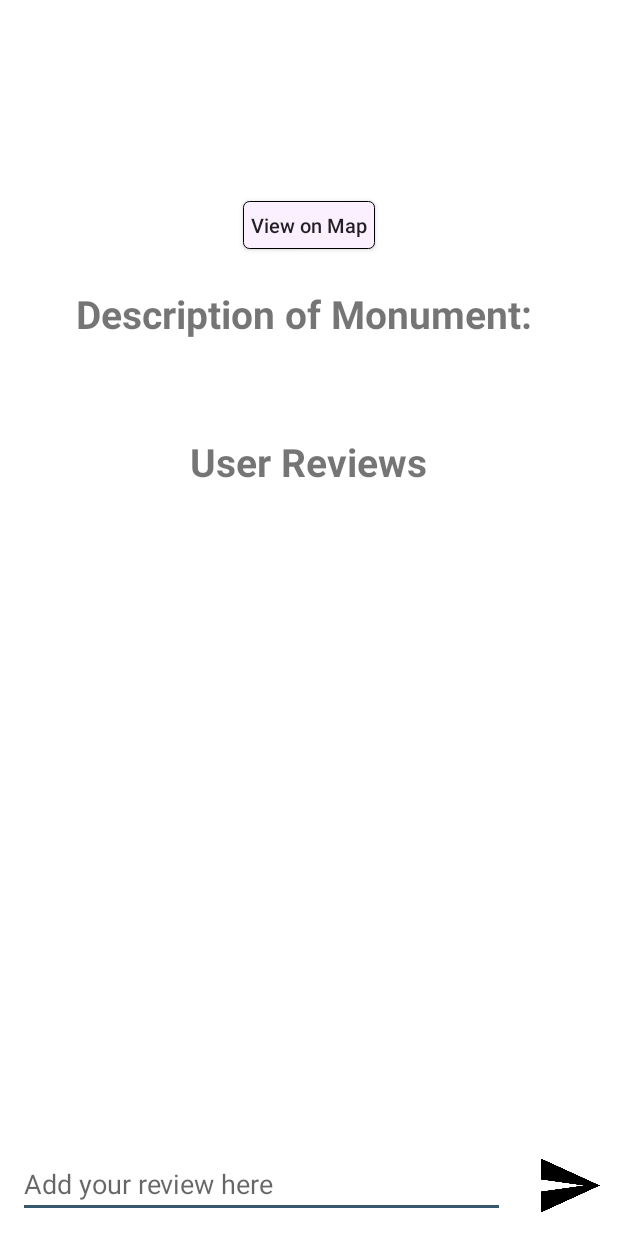
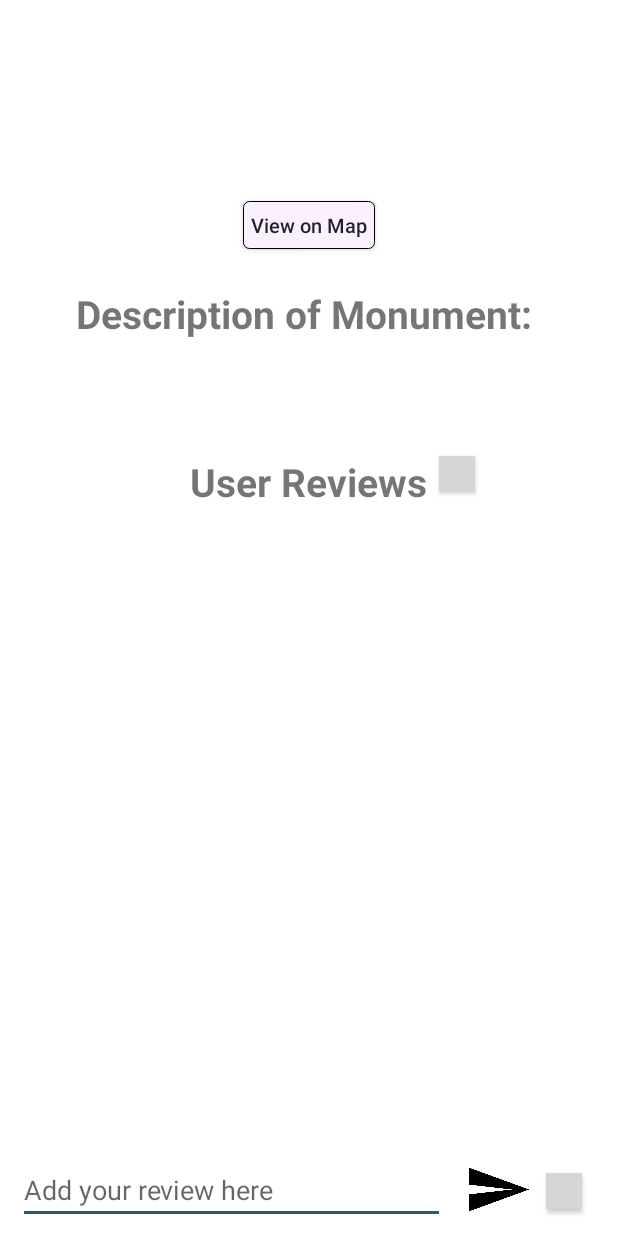
Before and after one commit to ashleshmahule/Landmark-Recognition, an Android app: the DescriptionActivity screen opened directly, with no data from a screen before it, on a phone screen of 412 x 824 dp. Run offline under Robolectric (Android 15) with nearby library versions, the phone set to English and light mode, and no system bars; our stand-ins replace Firebase (no records; nobody signed in at launch, a user with empty details on screens opened directly); 1 statement that could not run was skipped; grey boxes are pictures that could not be loaded.

Commit message:
Update activity_description.xml

```diff
--- a/Android App (Android Studio Project)/VTGSTech20/app/src/main/res/layout/activity_description.xml
+++ b/Android App (Android Studio Project)/VTGSTech20/app/src/main/res/layout/activity_description.xml
@@ -17,6 +17,8 @@
         android:textSize="36sp"
         android:textAlignment="center"
         android:layout_centerHorizontal="true" />
+
+
 
     <Button
         android:layout_width="88dp"
@@ -75,23 +77,42 @@
 
 
     <TextView
+        android:id="@+id/reviewHead"
         android:layout_width="wrap_content"
         android:layout_height="wrap_content"
-        android:id="@+id/reviewHead"
+        android:layout_below="@id/description"
+        android:layout_centerHorizontal="true"
+        android:layout_marginTop="29dp"
+        android:layout_marginBottom="2dp"
+        android:text="User Reviews"
         android:textSize="26sp"
-        android:textStyle="bold"
-        android:text="User Reviews"
+        android:textStyle="bold" />
+
+    <Button
+        android:id="@+id/heartEn"
+        android:layout_width="24dp"
+        android:layout_marginTop="30dp"
+        android:layout_marginLeft="8dp"
+        android:layout_height="24dp"
+        android:layout_toEndOf="@id/reviewHead"
         android:layout_below="@id/description"
-        android:layout_marginTop="16dp"
-        android:layout_marginBottom="2dp"
-        android:layout_centerHorizontal="true" />
+        android:background="@drawable/hearten" />
+
+    <TextView
+        android:layout_width="wrap_content"
+        android:layout_height="wrap_content"
+        android:layout_below="@id/heartEn"
+        android:textSize="12sp"
+        android:layout_marginLeft="11dp"
+        android:layout_toEndOf="@id/reviewHead"
+        android:id="@+id/likes" />
 
     <ScrollView
         android:layout_width="match_parent"
         android:layout_height="fill_parent"
         android:layout_centerHorizontal="true"
         android:fillViewport="true"
-        android:layout_marginTop="2dp"
+        android:layout_marginTop="3dp"
         android:layout_above="@id/addRev"
         android:background="#FFFFFF"
         android:layout_below="@id/reviewHead">
@@ -104,29 +125,44 @@
     </ScrollView>
 
     <LinearLayout
-        android:layout_width="match_parent"
-        android:weightSum="10"
+        android:layout_width="350dp"
+        android:weightSum="20"
+        android:layout_marginLeft="4dp"
+        android:layout_marginRight="2dp"
         android:id="@+id/addRev"
         android:layout_alignParentBottom="true"
-        android:layout_centerHorizontal="true"
+        android:layout_centerVertical="true"
         android:layout_height="wrap_content">
 
         <EditText
             android:layout_width="match_parent"
             android:layout_height="wrap_content"
-            android:layout_margin="12dp"
+            android:layout_margin="8dp"
             android:id="@+id/userReview"
             android:inputType="text"
-            android:layout_weight="8"
+            android:layout_weight="15"
             android:hint="Add your review here" />
 
         <Button
-            android:layout_width="55dp"
-            android:layout_margin="12dp"
-            android:layout_height="42dp"
-            android:layout_weight="2"
+            android:layout_width="50dp"
+            android:layout_margin="8dp"
+            android:layout_height="34dp"
+            android:layout_weight="3"
+            android:layout_gravity="center_vertical"
             android:id="@+id/add"
             android:background="@drawable/send" />
     </LinearLayout>
 
+    <Button
+        android:layout_width="24dp"
+        android:layout_height="24dp"
+        android:layout_marginLeft="8dp"
+        android:layout_marginBottom="18dp"
+        android:layout_centerVertical="true"
+        android:layout_centerHorizontal="true"
+        android:background="@drawable/heart"
+        android:id="@+id/heart"
+        android:layout_toEndOf="@id/addRev"
+        android:layout_alignParentBottom="true" />
+
 </RelativeLayout>
```
